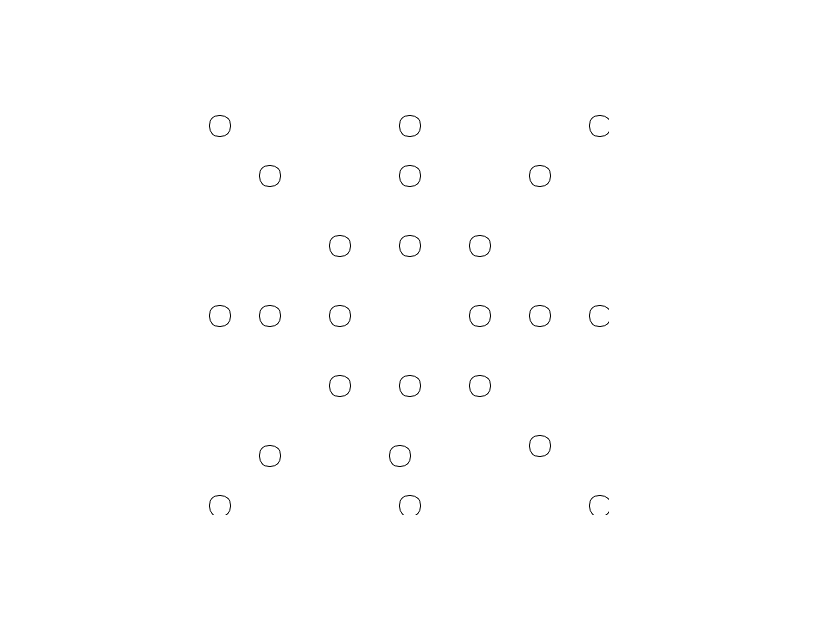
Before: the Qt Designer form gamescreen.ui in aaeilts/Nine-Mens-Morris, drawn with Qt 5.
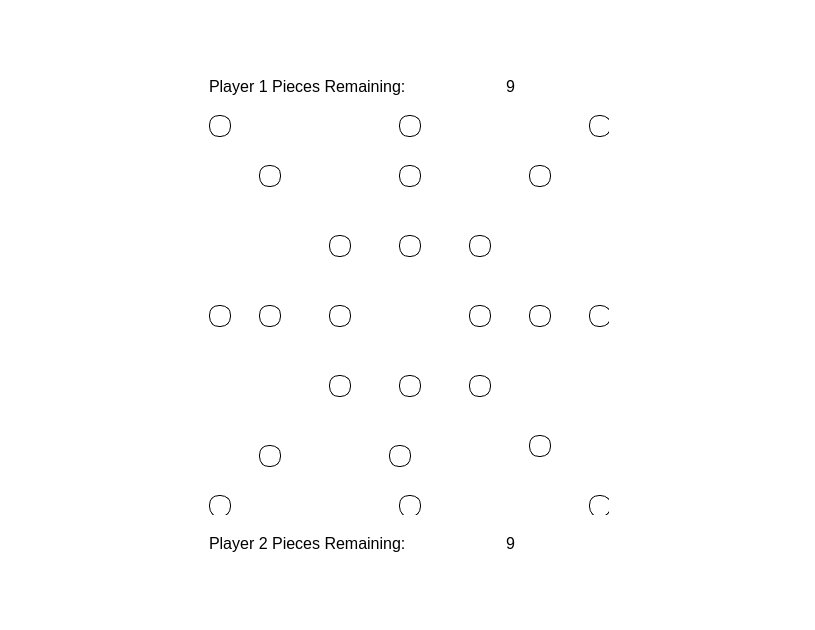
After: the same form once the commit is applied. Icons and pictures are not drawn.

Commit message:
Pieces left
Finished pieces left. After placing 9 pieces it shouldn't allow any new pieces to be placed.

```diff
--- a/gamescreen.ui
+++ b/gamescreen.ui
@@ -23,6 +23,91 @@
    <property name="rightMargin">
     <number>9</number>
    </property>
+   <item row="1" column="1">
+    <widget class="QLabel" name="p1_label">
+     <property name="sizePolicy">
+      <sizepolicy hsizetype="Preferred" vsizetype="Fixed">
+       <horstretch>0</horstretch>
+       <verstretch>0</verstretch>
+      </sizepolicy>
+     </property>
+     <property name="minimumSize">
+      <size>
+       <width>0</width>
+       <height>45</height>
+      </size>
+     </property>
+     <property name="text">
+      <string>&lt;html&gt;&lt;head/&gt;&lt;body&gt;&lt;p&gt;&lt;span style=&quot; font-size:12pt;&quot;&gt;Player 1 Pieces Remaining:&lt;/span&gt;&lt;/p&gt;&lt;/body&gt;&lt;/html&gt;</string>
+     </property>
+    </widget>
+   </item>
+   <item row="3" column="2">
+    <widget class="QLabel" name="p2_pieces">
+     <property name="text">
+      <string>&lt;html&gt;&lt;head/&gt;&lt;body&gt;&lt;p align=&quot;center&quot;&gt;&lt;span style=&quot; font-size:12pt;&quot;&gt;9&lt;/span&gt;&lt;/p&gt;&lt;/body&gt;&lt;/html&gt;</string>
+     </property>
+    </widget>
+   </item>
+   <item row="2" column="0">
+    <spacer name="horizontalSpacer_3">
+     <property name="orientation">
+      <enum>Qt::Horizontal</enum>
+     </property>
+     <property name="sizeHint" stdset="0">
+      <size>
+       <width>40</width>
+       <height>20</height>
+      </size>
+     </property>
+    </spacer>
+   </item>
+   <item row="0" column="2">
+    <spacer name="verticalSpacer_2">
+     <property name="orientation">
+      <enum>Qt::Vertical</enum>
+     </property>
+     <property name="sizeHint" stdset="0">
+      <size>
+       <width>20</width>
+       <height>40</height>
+      </size>
+     </property>
+    </spacer>
+   </item>
+   <item row="2" column="3">
+    <spacer name="horizontalSpacer_4">
+     <property name="orientation">
+      <enum>Qt::Horizontal</enum>
+     </property>
+     <property name="sizeHint" stdset="0">
+      <size>
+       <width>40</width>
+       <height>20</height>
+      </size>
+     </property>
+    </spacer>
+   </item>
+   <item row="0" column="1">
+    <spacer name="verticalSpacer">
+     <property name="orientation">
+      <enum>Qt::Vertical</enum>
+     </property>
+     <property name="sizeHint" stdset="0">
+      <size>
+       <width>20</width>
+       <height>40</height>
+      </size>
+     </property>
+    </spacer>
+   </item>
+   <item row="1" column="2">
+    <widget class="QLabel" name="p1_pieces">
+     <property name="text">
+      <string>&lt;html&gt;&lt;head/&gt;&lt;body&gt;&lt;p align=&quot;center&quot;&gt;&lt;span style=&quot; font-size:12pt;&quot;&gt;9&lt;/span&gt;&lt;/p&gt;&lt;/body&gt;&lt;/html&gt;</string>
+     </property>
+    </widget>
+   </item>
    <item row="2" column="1" colspan="2">
     <widget class="QWidget" name="board" native="true">
      <property name="sizePolicy">
@@ -958,59 +1043,46 @@
     </widget>
    </item>
    <item row="3" column="1">
-    <spacer name="verticalSpacer">
-     <property name="orientation">
-      <enum>Qt::Vertical</enum>
+    <widget class="QLabel" name="p2_label">
+     <property name="sizePolicy">
+      <sizepolicy hsizetype="Preferred" vsizetype="Fixed">
+       <horstretch>0</horstretch>
+       <verstretch>0</verstretch>
+      </sizepolicy>
      </property>
-     <property name="sizeType">
-      <enum>QSizePolicy::Expanding</enum>
-     </property>
-     <property name="sizeHint" stdset="0">
+     <property name="minimumSize">
       <size>
-       <width>20</width>
-       <height>50</height>
+       <width>0</width>
+       <height>45</height>
       </size>
      </property>
-    </spacer>
-   </item>
-   <item row="2" column="0">
-    <spacer name="horizontalSpacer_3">
-     <property name="orientation">
-      <enum>Qt::Horizontal</enum>
+     <property name="text">
+      <string>&lt;html&gt;&lt;head/&gt;&lt;body&gt;&lt;p&gt;&lt;span style=&quot; font-size:12pt;&quot;&gt;Player 2 Pieces Remaining:&lt;/span&gt;&lt;/p&gt;&lt;/body&gt;&lt;/html&gt;</string>
      </property>
-     <property name="sizeHint" stdset="0">
-      <size>
-       <width>40</width>
-       <height>20</height>
-      </size>
-     </property>
-    </spacer>
+    </widget>
    </item>
-   <item row="0" column="1">
-    <spacer name="verticalSpacer_2">
+   <item row="4" column="1">
+    <spacer name="verticalSpacer_3">
      <property name="orientation">
       <enum>Qt::Vertical</enum>
      </property>
-     <property name="sizeType">
-      <enum>QSizePolicy::Expanding</enum>
-     </property>
      <property name="sizeHint" stdset="0">
       <size>
        <width>20</width>
-       <height>50</height>
+       <height>40</height>
       </size>
      </property>
     </spacer>
    </item>
-   <item row="2" column="3">
-    <spacer name="horizontalSpacer_4">
+   <item row="4" column="2">
+    <spacer name="verticalSpacer_4">
      <property name="orientation">
-      <enum>Qt::Horizontal</enum>
+      <enum>Qt::Vertical</enum>
      </property>
      <property name="sizeHint" stdset="0">
       <size>
-       <width>40</width>
-       <height>20</height>
+       <width>20</width>
+       <height>40</height>
       </size>
      </property>
     </spacer>
```
The commit also changes 3 other files.
